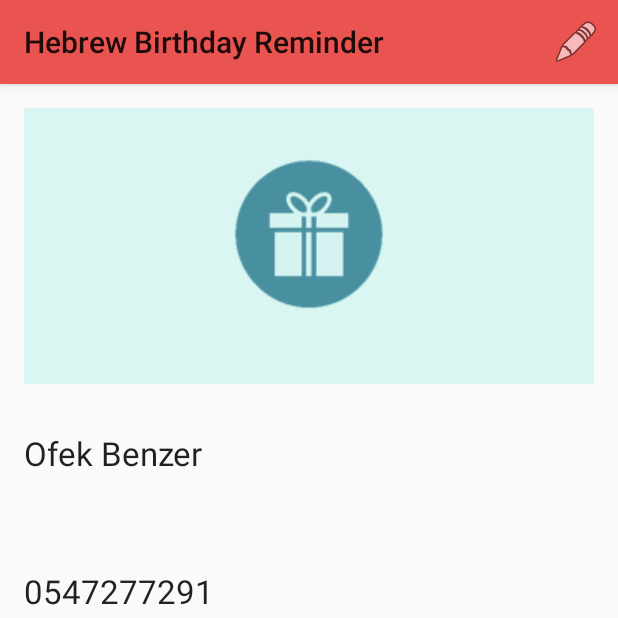
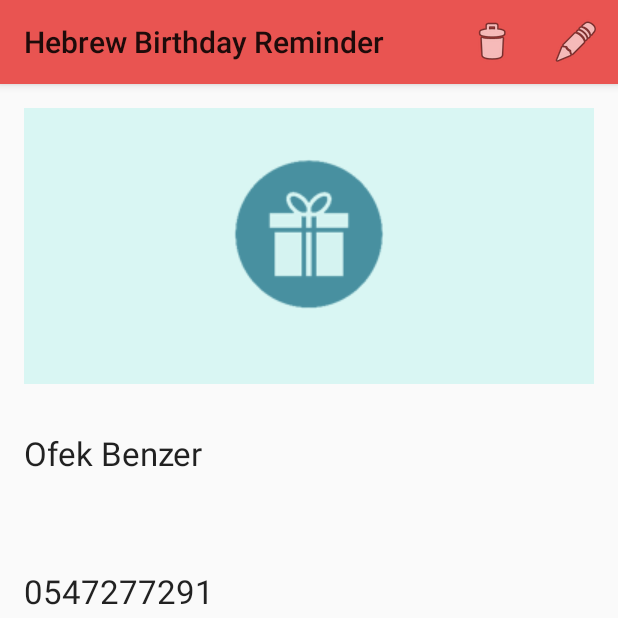
Before and after one commit to ydotco/HebrewBirthdayReminder, an Android app: the ViewContact screen opened directly, with no data from a screen before it, on a phone screen of 412 x 824 dp, the top half of it. Run offline under Robolectric (Android 15) with nearby library versions, the phone set to English and light mode, and no system bars; 9 statements that could not run were skipped.

Commit message:
delete contact added

```diff
--- a/app/src/main/java/com/ydotco/hebrewbirthdayreminder/Main2Activity.java
+++ b/app/src/main/java/com/ydotco/hebrewbirthdayreminder/Main2Activity.java
@@ -94,7 +94,7 @@ public class Main2Activity extends AppCompatActivity implements View.OnClickList
             @Override
             public void onClick(View view, int position) {
                 Intent intent = new Intent(Main2Activity.this, ViewContact.class);
-                intent.putExtra("contact", getContactList().get(position));
+                intent.putExtra("contact", contactAdapter.getItem(position));
                 startActivity(intent);
             }
 
--- a/app/src/main/res/menu/view_contact_menu.xml
+++ b/app/src/main/res/menu/view_contact_menu.xml
@@ -1,9 +1,16 @@
 <?xml version="1.0" encoding="utf-8"?>
 <menu xmlns:android="http://schemas.android.com/apk/res/android"
     xmlns:app="http://schemas.android.com/apk/res-auto">
+
+    <item android:id="@+id/icViewContactsDel"
+        android:title="@string/action_delete_contact"
+        android:icon="@android:drawable/ic_menu_delete"
+        app:showAsAction="ifRoom|collapseActionView"/>
+
     <item android:id="@+id/icViewContacts"
         android:title="@string/action_view_contacts"
         android:icon="@android:drawable/ic_menu_edit"
-        app:showAsAction="always|collapseActionView"/>
+        app:showAsAction="ifRoom|collapseActionView" />
+
 
 </menu>
--- a/app/src/main/res/values/strings.xml
+++ b/app/src/main/res/values/strings.xml
@@ -7,4 +7,5 @@
     <string name="action_view_contacts">action_view_contact</string>
     <string name="title_activity_main">Main</string>
     <string name="no_internet">You must connect to the internet in order to add a contact</string>
+    <string name="action_delete_contact">action delete contact</string>
 </resources>
```
Also changed, not shown: app/src/main/java/com/ydotco/hebrewbirthdayreminder/User.java (+15 -14 lines), app/src/main/java/com/ydotco/hebrewbirthdayreminder/ViewContact.java (+21 -0 lines).
